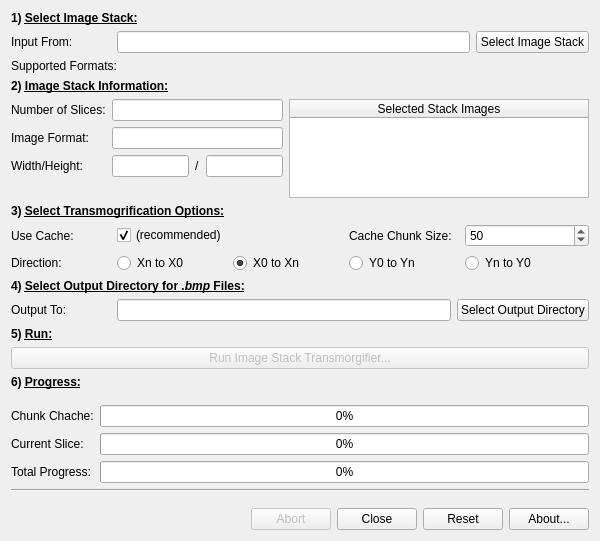
The window that mainwindow.ui (alanspencer/ImageStackTransmogrifier) describes before a commit, drawn with Qt 5.
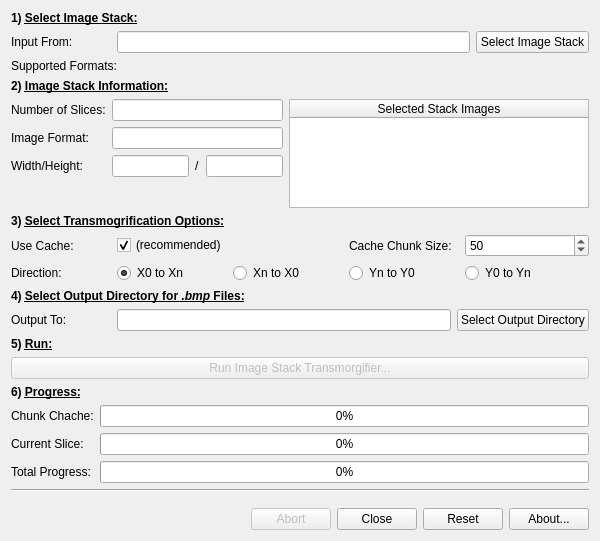
The same window after the commit.

Commit message: Corrected errors in the cache loader and run func

Patch:
```diff
--- a/mainwindow.ui
+++ b/mainwindow.ui
@@ -210,23 +210,6 @@
       <property name="topMargin">
        <number>0</number>
       </property>
-      <item row="1" column="3">
-       <widget class="QRadioButton" name="directionY0toYn">
-        <property name="text">
-         <string>Y0 to Yn</string>
-        </property>
-       </widget>
-      </item>
-      <item row="1" column="2">
-       <widget class="QRadioButton" name="directionX0toXn">
-        <property name="text">
-         <string>X0 to Xn</string>
-        </property>
-        <property name="checked">
-         <bool>true</bool>
-        </property>
-       </widget>
-      </item>
       <item row="1" column="0">
        <widget class="QLabel" name="label_9">
         <property name="text">
@@ -234,17 +217,27 @@
         </property>
        </widget>
       </item>
-      <item row="1" column="1">
-       <widget class="QRadioButton" name="directionXntoX0">
+      <item row="0" column="3">
+       <widget class="QLabel" name="label_16">
         <property name="text">
-         <string>Xn to X0</string>
+         <string>Cache Chunk Size:</string>
         </property>
        </widget>
       </item>
-      <item row="1" column="4">
-       <widget class="QRadioButton" name="directionYntoY0">
+      <item row="0" column="1">
+       <widget class="QCheckBox" name="useCache">
         <property name="text">
-         <string>Yn to Y0</string>
+         <string>(recommended)</string>
+        </property>
+        <property name="checked">
+         <bool>true</bool>
+        </property>
+       </widget>
+      </item>
+      <item row="0" column="0">
+       <widget class="QLabel" name="label_19">
+        <property name="text">
+         <string>Use Cache:</string>
         </property>
        </widget>
       </item>
@@ -264,30 +257,37 @@
         </property>
        </widget>
       </item>
-      <item row="0" column="3">
-       <widget class="QLabel" name="label_16">
+      <item row="1" column="2">
+       <widget class="QRadioButton" name="directionXntoX0">
         <property name="text">
-         <string>Cache Chunk Size:</string>
+         <string>Xn to X0</string>
         </property>
        </widget>
       </item>
-      <item row="0" column="0">
-       <widget class="QLabel" name="label_19">
+      <item row="1" column="1">
+       <widget class="QRadioButton" name="directionX0toXn">
         <property name="text">
-         <string>Use Cache:</string>
-        </property>
-       </widget>
-      </item>
-      <item row="0" column="1">
-       <widget class="QCheckBox" name="useCache">
-        <property name="text">
-         <string>(recommended)</string>
+         <string>X0 to Xn</string>
         </property>
         <property name="checked">
          <bool>true</bool>
         </property>
        </widget>
       </item>
+      <item row="1" column="4">
+       <widget class="QRadioButton" name="directionY0toYn">
+        <property name="text">
+         <string>Y0 to Yn</string>
+        </property>
+       </widget>
+      </item>
+      <item row="1" column="3">
+       <widget class="QRadioButton" name="directionYntoY0">
+        <property name="text">
+         <string>Yn to Y0</string>
+        </property>
+       </widget>
+      </item>
      </layout>
     </item>
     <item>
@@ -356,7 +356,7 @@
     <item>
      <layout class="QGridLayout" name="gridLayout_5">
       <property name="topMargin">
-       <number>10</number>
+       <number>0</number>
       </property>
       <item row="1" column="1">
        <widget class="QProgressBar" name="imageProgressBar">
```
The commit also changes 2 other files.
